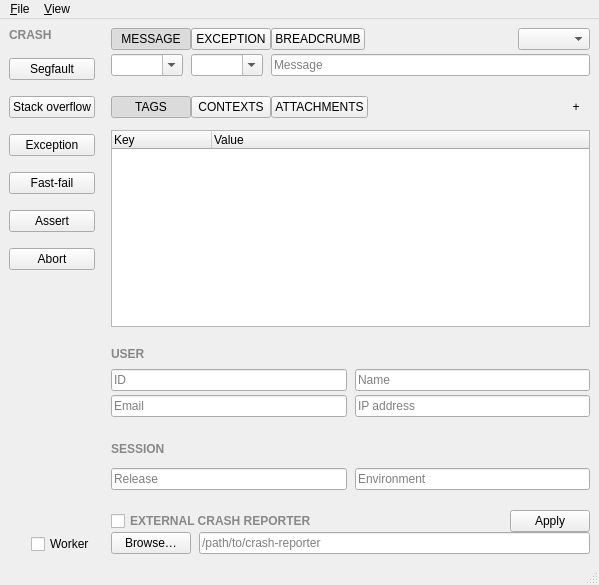
Before: the Qt Designer form sentrywindow.ui in jpnurmi/sentry-playground, drawn with Qt 5.
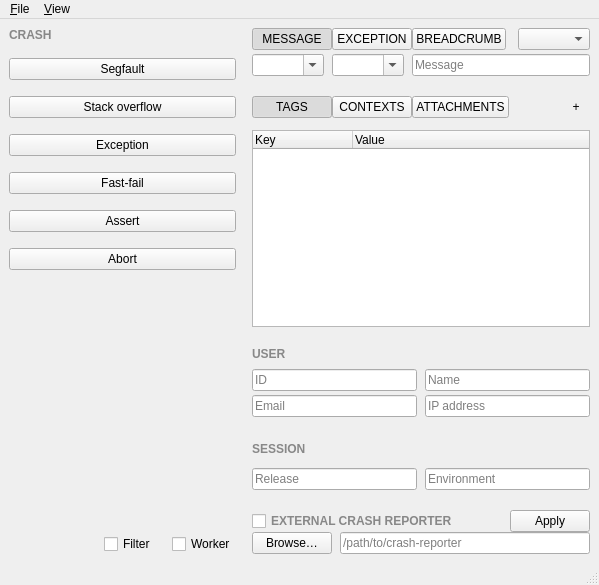
After: the same form once the commit is applied.

Diff of the .ui file:
```diff
--- a/sentrywindow.ui
+++ b/sentrywindow.ui
@@ -87,12 +87,36 @@
           </property>
          </spacer>
         </item>
-        <item alignment="Qt::AlignmentFlag::AlignRight">
+        <item>
+         <layout class="QHBoxLayout" name="togglesLayout">
+          <item>
+           <spacer name="togglesSpacer">
+            <property name="orientation">
+             <enum>Qt::Orientation::Horizontal</enum>
+            </property>
+            <property name="sizeHint" stdset="0">
+             <size>
+              <width>0</width>
+              <height>0</height>
+             </size>
+            </property>
+           </spacer>
+          </item>
+          <item>
+           <widget class="QCheckBox" name="filterBox">
+            <property name="text">
+             <string>Filter</string>
+            </property>
+           </widget>
+          </item>
+          <item>
          <widget class="QCheckBox" name="workerBox">
           <property name="text">
            <string>Worker</string>
           </property>
          </widget>
+          </item>
+         </layout>
         </item>
        </layout>
       </item>
```
Lines whose indentation alone changed are shown as unchanged.
